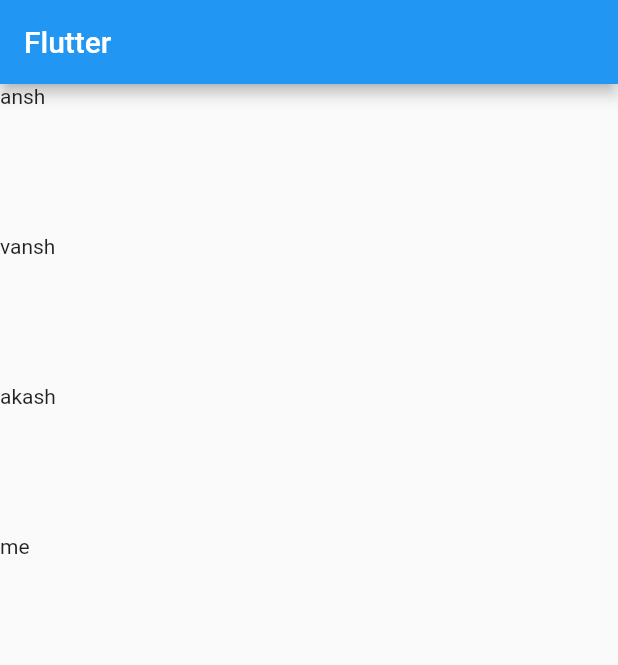
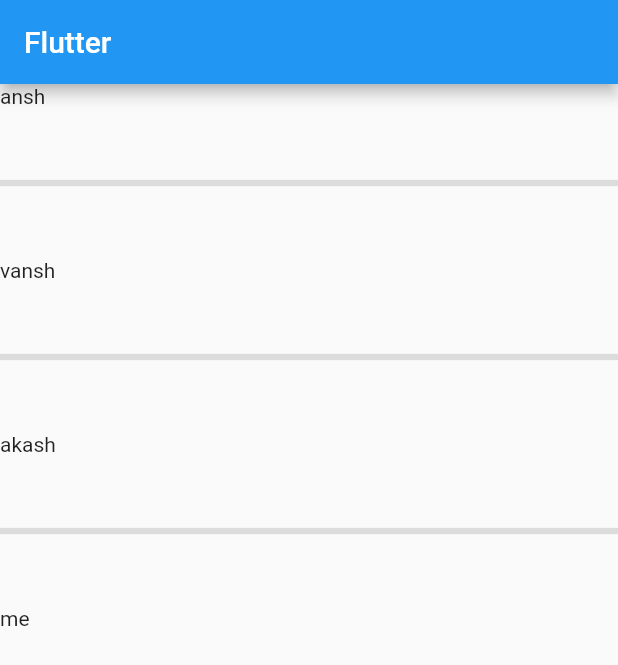
Before and after one commit to anshviyogi/FlutterBasics, a Flutter app: the screen it shows after launch, on a phone screen of 412 x 824 dp. Shown: the top 665 px of the screen. Run offline on Flutter 3.47's test engine with Material 2 defaults, Android fonts, the phone set to English and light mode, and no system bars.

```diff
--- a/lib/main.dart
+++ b/lib/main.dart
@@ -29,10 +29,13 @@ class FlutterScreen extends StatelessWidget {
       appBar: AppBar(
         title: Text("Flutter"),
       ),
-      body: ListView.builder(itemBuilder: (context, index) {
+      body: ListView.separated(itemBuilder: (context, index) {
         return Text(array[index]);
       },itemCount: array.length,
-      itemExtent: 100,
+      //  Separated builder class for the seperation of lists
+      separatorBuilder: (context,index){
+        return Divider(height: 100,thickness: 4.2,);
+      },
       )
     );
   }
```
